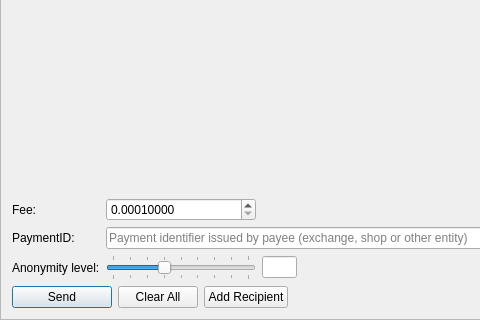
Above: src/gui/ui/sendframe.ui from devafrica/CPA-GUI-Wallet before the change; both pictures show x 0 to 480 and y 270 to 590 of the 866 by 590 pixel window. Below: the same form after it.
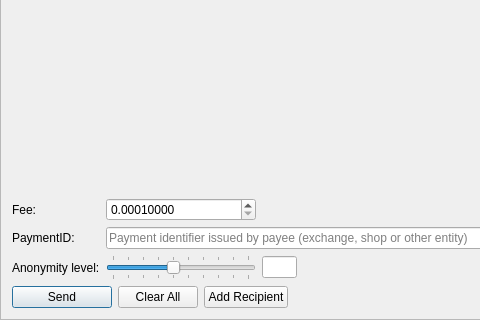
That is the form after the change. Icons and pictures are not drawn.

```diff
--- a/src/gui/ui/sendframe.ui
+++ b/src/gui/ui/sendframe.ui
@@ -87,7 +87,7 @@
         </size>
        </property>
        <property name="minimum">
-        <number>2</number>
+        <number>1</number>
        </property>
        <property name="maximum">
         <number>10</number>
```
